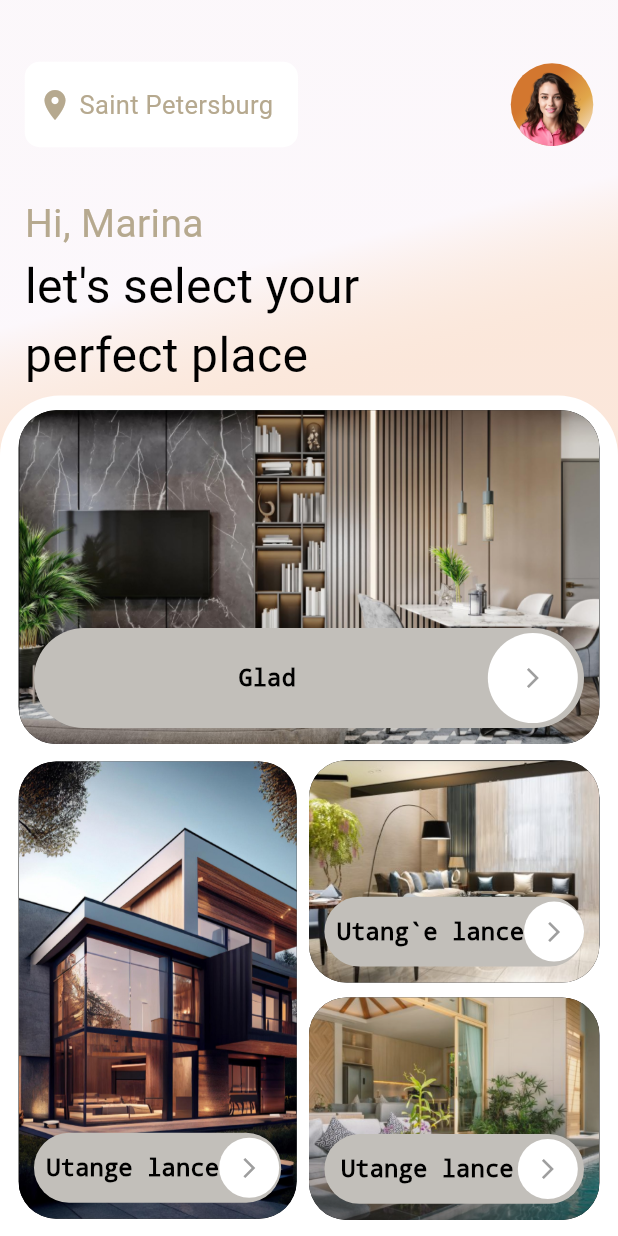
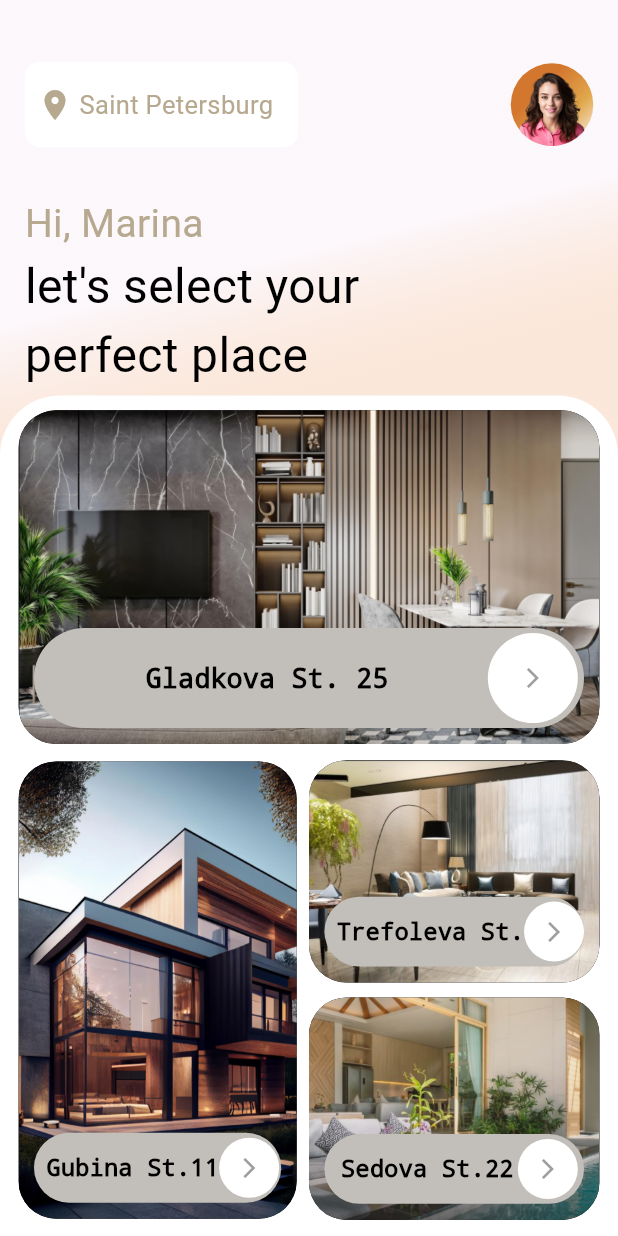
Before and after one commit to Sixtus6/real-estate-app, a Flutter app: the screen it shows after launch, on a phone screen of 412 x 824 dp. Run offline on Flutter 3.47's test engine with Material 3 defaults, Android fonts, the phone set to English and light mode, and no system bars; our stand-ins replace stacked, stacked_services, stacked_shared; Roboto replaces fonts that are missing (Avenir).

Commit message:
added app name class

```diff
--- a/lib/ui/common/app_strings.dart
+++ b/lib/ui/common/app_strings.dart
@@ -1,7 +1,7 @@
 class AppString {
   static const String ksHomeBottomSheetTitle = 'Build Great Apps!';
-  static const String house = 'Gladkova St., 25';
-  static const String house1 = 'Trefoleva St., 43';
-  static const String house2 = 'Sedova St., 22';
-  static const String hous4 = 'Gobina St., 11';
+  static const String house = 'Gladkova St. 25';
+  static const String house1 = 'Trefoleva St.';
+  static const String house2 = 'Sedova St.22';
+  static const String house3 = 'Gubina St.11';
 }
--- a/lib/ui/views/home/home_view.dart
+++ b/lib/ui/views/home/home_view.dart
@@ -1,4 +1,5 @@
 import 'package:animation_app/ui/common/app_image.dart';
+import 'package:animation_app/ui/common/app_strings.dart';
 import 'package:animation_app/ui/common/custom_text_styles.dart';
 import 'package:animation_app/ui/extension/media_query.dart';
 import 'package:animation_app/ui/extension/widget_extention.dart';
@@ -42,7 +43,7 @@ class HomeView extends StackedView<HomeViewModel> {
               children: [
                 const PropertyCardWidget(
                     imagePath: AppImage.house2,
-                    address: "Glad",
+                    address: AppString.house,
                     height: 27,
                     width: double.infinity),
                 verticalSpace(1.3, context),
@@ -52,7 +53,7 @@ class HomeView extends StackedView<HomeViewModel> {
                       children: [
                         PropertyCardWidget(
                             imagePath: AppImage.house3,
-                            address: "Utange lance",
+                            address: AppString.house3,
                             height: 37,
                             width: 45),
                       ],
@@ -62,13 +63,13 @@ class HomeView extends StackedView<HomeViewModel> {
                       children: [
                         const PropertyCardWidget(
                             imagePath: AppImage.house,
-                            address: "Utang`e lance",
+                            address: AppString.house1,
                             height: 18,
                             width: 47),
                         verticalSpace(1.2, context),
                         const PropertyCardWidget(
                             imagePath: AppImage.house1,
-                            address: "Utange lance",
+                            address: AppString.house2,
                             height: 18,
                             width: 47),
                       ],
--- a/lib/ui/widgets/card.dart
+++ b/lib/ui/widgets/card.dart
@@ -58,9 +58,9 @@ class PropertyCardWidget extends StatelessWidget {
                   ),
                   Text(
                     address,
-                    style: const TextStyle(
+                    style: TextStyle(
                       color: Colors.black,
-                      fontSize: 16,
+                      fontSize: height == 27 ? 18 : 16,
                       fontWeight: FontWeight.bold,
                       decoration: TextDecoration.none,
                     ),
```
